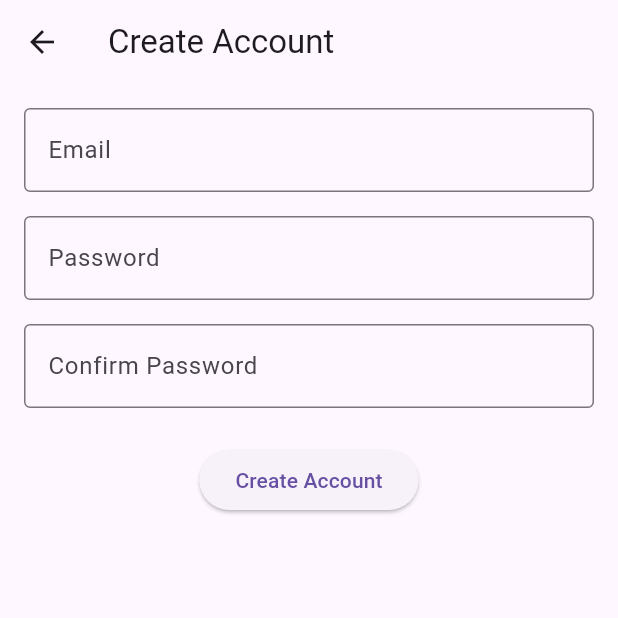
After one commit to SergBoi01/Senior-Project, a Flutter app: the RegistrationScreen screen opened directly, on a phone screen of 412 x 824 dp, the top half of it. The commit adds this screen. Run offline on Flutter 3.47's test engine with Material 3 defaults, Android fonts, the phone set to English and light mode, and no system bars; our stand-ins replace firebase_auth, firebase_core; accounts and stored records are empty.

Commit message:
Implement complete Firebase authentication system with login/registration

```diff
--- /dev/null
+++ b/lib/screens/registration_screen.dart
@@ -0,0 +1,87 @@
+import 'package:flutter/material.dart';
+import 'package:firebase_auth/firebase_auth.dart';
+
+class RegistrationScreen extends StatefulWidget {
+  @override
+  _RegistrationScreenState createState() => _RegistrationScreenState();
+}
+
+class _RegistrationScreenState extends State<RegistrationScreen> {
+  final TextEditingController _emailController = TextEditingController();
+final TextEditingController _passwordController = TextEditingController();
+final TextEditingController _confirmPasswordController = TextEditingController();
+void _register() async {
+  // Check if passwords match
+  if (_passwordController.text != _confirmPasswordController.text) {
+    ScaffoldMessenger.of(context).showSnackBar(
+      SnackBar(content: Text('Passwords do not match')),
+    );
+    return;
+  }
+
+  try {
+  // Create user account with Firebase
+  UserCredential userCredential = await FirebaseAuth.instance.createUserWithEmailAndPassword(
+    email: _emailController.text.trim(),
+    password: _passwordController.text,
+  );
+
+  // Show success message
+  ScaffoldMessenger.of(context).showSnackBar(
+    SnackBar(content: Text('Account created successfully!')),
+  );
+
+} catch (e) {
+  // Show error message
+  ScaffoldMessenger.of(context).showSnackBar(
+    SnackBar(content: Text('Registration failed: ${e.toString()}')),
+  );
+}
+}
+  @override
+  Widget build(BuildContext context) {
+    return Scaffold(
+      appBar: AppBar(
+        title: Text('Create Account'),
+      ),
+      body: Padding(
+  padding: EdgeInsets.all(16.0),
+  child: Column(
+    children: [
+      TextField(
+        controller: _emailController,
+        decoration: InputDecoration(
+          labelText: 'Email',
+          border: OutlineInputBorder(),
+        ),
+        keyboardType: TextInputType.emailAddress,
+      ),
+      SizedBox(height: 16),
+      TextField(
+        controller: _passwordController,
+        decoration: InputDecoration(
+          labelText: 'Password',
+          border: OutlineInputBorder(),
+        ),
+        obscureText: true,
+      ),
+      SizedBox(height: 16),
+      TextField(
+        controller: _confirmPasswordController,
+      decoration: InputDecoration(
+        labelText: 'Confirm Password',
+        border: OutlineInputBorder(),
+      ),
+      obscureText: true,
+  ),
+      SizedBox(height: 24),
+ElevatedButton(
+  onPressed: _register,
+  child: Text('Create Account'),
+),
+    ],
+  ),
+),
+    );
+  }
+}
--- a/pubspec.yaml
+++ b/pubspec.yaml
@@ -9,6 +9,8 @@ environment:
 dependencies:
   flutter:
     sdk: flutter
+  firebase_core: ^3.1.0
+  firebase_auth: ^5.1.1
 
 dev_dependencies:
   flutter_test:
```
Also changed, not shown: lib/main.dart (+9 -1 lines), lib/screens/login_screen.dart (+20 -8 lines), firebase.json (added), lib/firebase_options.dart (added), pubspec.lock, 6 other files.
